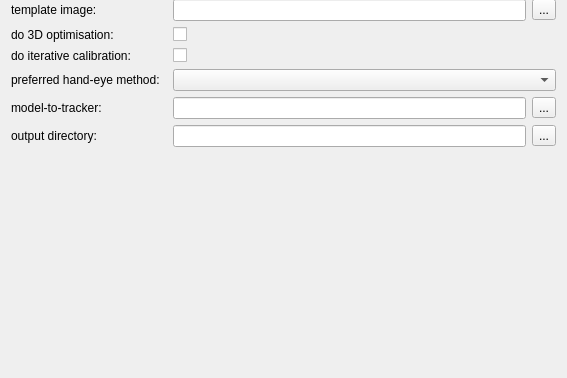
Qt form MITK/Plugins/uk.ac.ucl.cmic.igicameracal/src/internal/niftkCameraCalViewPreferencePage.ui (NifTK/NifTK) before a commit; both pictures show x 0 to 567 and y 296 to 674 of the 567 by 674 pixel window.
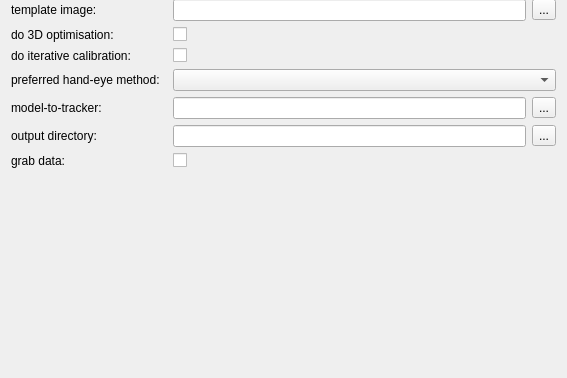
The same form after that commit.

Commit message: Issue #4884: Add preference to grab camera calibration data regardless of camera calibration parameters.

Diff of the .ui file:
```diff
--- a/MITK/Plugins/uk.ac.ucl.cmic.igicameracal/src/internal/niftkCameraCalViewPreferencePage.ui
+++ b/MITK/Plugins/uk.ac.ucl.cmic.igicameracal/src/internal/niftkCameraCalViewPreferencePage.ui
@@ -13,7 +13,7 @@
   <property name="windowTitle">
    <string>Form</string>
   </property>
-  <layout class="QHBoxLayout" name="horizontalLayout_10">
+  <layout class="QVBoxLayout" name="verticalLayout">
    <item>
     <layout class="QFormLayout" name="formLayout">
      <item row="0" column="0">
@@ -438,6 +438,28 @@
        </item>
       </layout>
      </item>
+     <item row="16" column="0">
+      <widget class="QLabel" name="m_GrabData">
+       <property name="toolTip">
+        <string>Turn on to grab synchronised tracking/image data.
+Use it for grabbing data regardless of calibration parameters.</string>
+       </property>
+       <property name="text">
+        <string>grab data:</string>
+       </property>
+      </widget>
+     </item>
+     <item row="16" column="1">
+      <widget class="QCheckBox" name="m_GrabDataCheckBox">
+       <property name="toolTip">
+        <string>Turn on to grab synchronised tracking/image data.
+Use it for grabbing data regardless of calibration parameters.</string>
+       </property>
+       <property name="text">
+        <string/>
+       </property>
+      </widget>
+     </item>
     </layout>
    </item>
   </layout>
```
Left out of the diff: 5 changed lines with no effect on the pictures. The commit also changes 4 other files.
